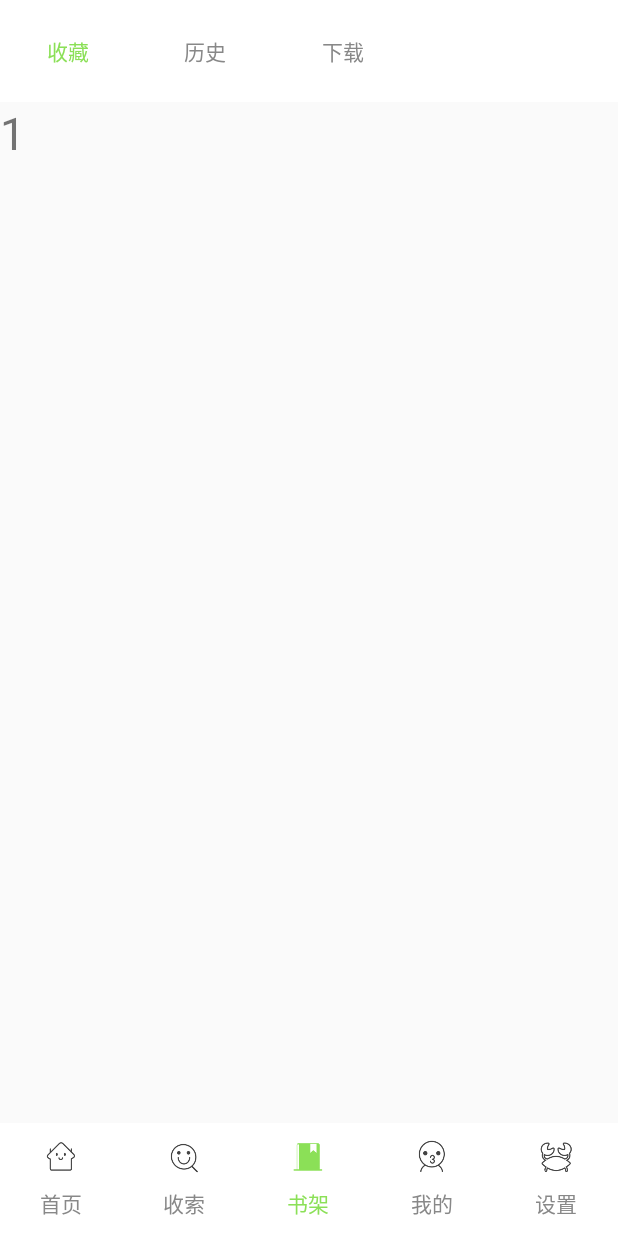
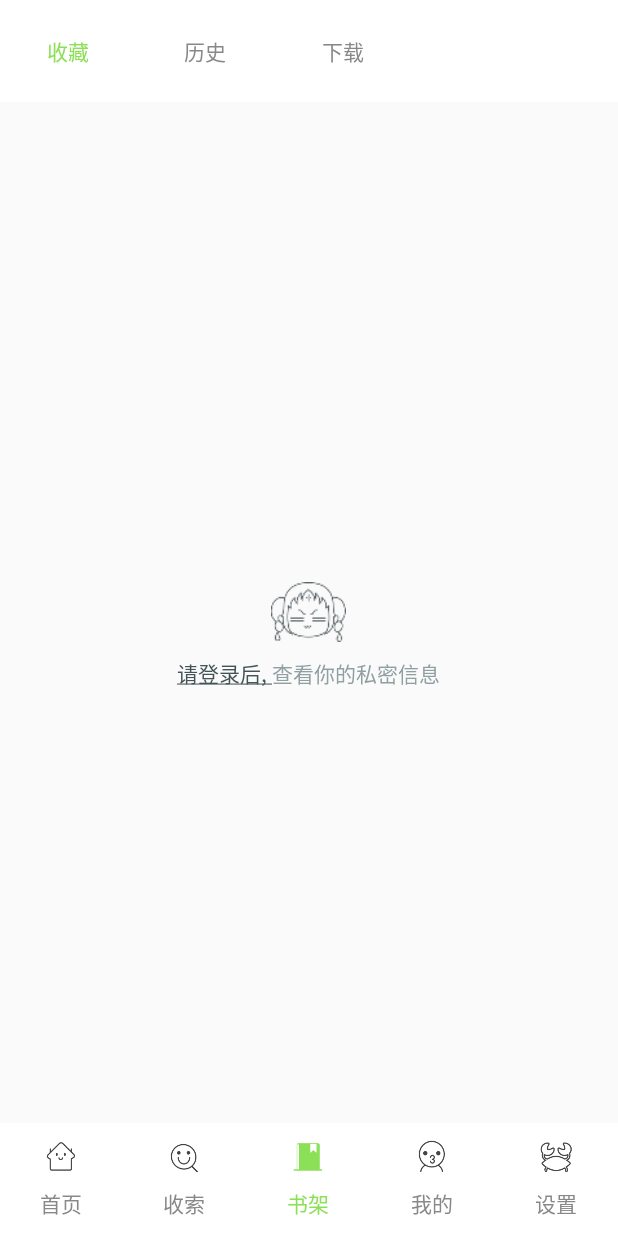
Before and after one commit to GaoYanPeng/UComic, an Android app: the screen it shows after launch (MainActivity), item 3 of the bottom bar chosen, on a phone screen of 412 x 824 dp. Run offline under Robolectric (Android 15) with nearby library versions, the phone set to English and light mode, and no system bars.

```diff
--- a/You17/app/src/main/java/com/lanou3g/you17/welcome/Welcome.java
+++ b/You17/app/src/main/java/com/lanou3g/you17/welcome/Welcome.java
@@ -34,6 +34,7 @@ import com.lanou3g.you17.mainactivity.MainActivity;
 
 public class Welcome extends BaseActivity{
 
+    //倒计时计时器
     private CountDownTimer timer;
     @Override
     protected int getLayout () {
@@ -47,6 +48,8 @@ public class Welcome extends BaseActivity{
 
     @Override
     protected void initData () {
+        //开启倒计时
+        //参1:倒计时总时长  参2:倒计时时间间隔
         timer= new CountDownTimer (3000,1000) {
             @Override
             public void onTick (long millisUntilFinished) {
--- a/You17/app/src/main/res/layout/collection_fragment.xml
+++ b/You17/app/src/main/res/layout/collection_fragment.xml
@@ -1,12 +1,33 @@
 <?xml version="1.0" encoding="utf-8"?>
-<LinearLayout xmlns:android="http://schemas.android.com/apk/res/android"
+<RelativeLayout xmlns:android="http://schemas.android.com/apk/res/android"
               android:orientation="vertical"
               android:layout_width="match_parent"
               android:layout_height="match_parent">
+   <ImageView
+       android:id="@+id/Book_icon_loading_logout"
+       android:layout_width="50sp"
+       android:layout_height="40sp"
+       android:layout_centerInParent="true"
+       android:background="@mipmap/icon_loading_logout"/>
+    <RelativeLayout
+        android:layout_marginTop="10sp"
+        android:layout_width="wrap_content"
+        android:layout_height="wrap_content"
+        android:layout_below="@+id/Book_icon_loading_logout"
+        android:layout_centerHorizontal="true">
     <TextView
-        android:textSize="30dp"
-        android:text="1"
-        android:layout_width="match_parent"
-        android:layout_height="match_parent"/>
+        android:id="@+id/Book_Please_login"
+        android:text="@string/Please_login"
+        android:textColor="#435356"
+        android:layout_width="wrap_content"
+        android:layout_height="wrap_content"/>
+    <TextView
+        android:id="@+id/Book_Check_your_private_information"
+        android:text="@string/Check_your_private_information"
+        android:textColor="#909fa2"
+        android:layout_toRightOf="@+id/Book_Please_login"
+        android:layout_width="wrap_content"
+        android:layout_height="wrap_content"/>
+    </RelativeLayout>
 
-</LinearLayout>
+</RelativeLayout>
--- a/You17/app/src/main/res/values/strings.xml
+++ b/You17/app/src/main/res/values/strings.xml
@@ -11,4 +11,7 @@
     <string name="mine_us">关于我们</string>
     <string name="mine_log">点击登入</string>
     <string name="mine_log_in_title">登录后可以使用书架功能呦</string>
+    <string name="Check_your_private_information">查看你的私密信息</string>
+    <string name="Please_login"><u>请登录后, </u></string>
+    <string name="What_also_have_no_crying_is_dizzy_in_the_toilet">什么也木有啊,哭晕在厕所</string>
 </resources>
```
Also changed, not shown: You17/app/src/main/res/layout/download_fragment.xml (+15 -6 lines), You17/app/src/main/res/layout/history_fragment.xml (+15 -6 lines), You17/app/src/main/res/mipmap-xxhdpi/icon_loading_logout.png (added), You17/app/src/main/res/mipmap-xxhdpi/u17_layout_show_error_empty.png (added).
